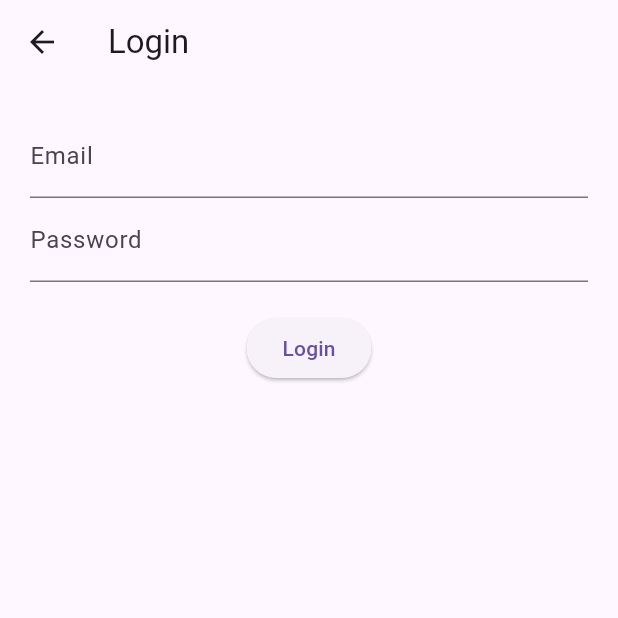
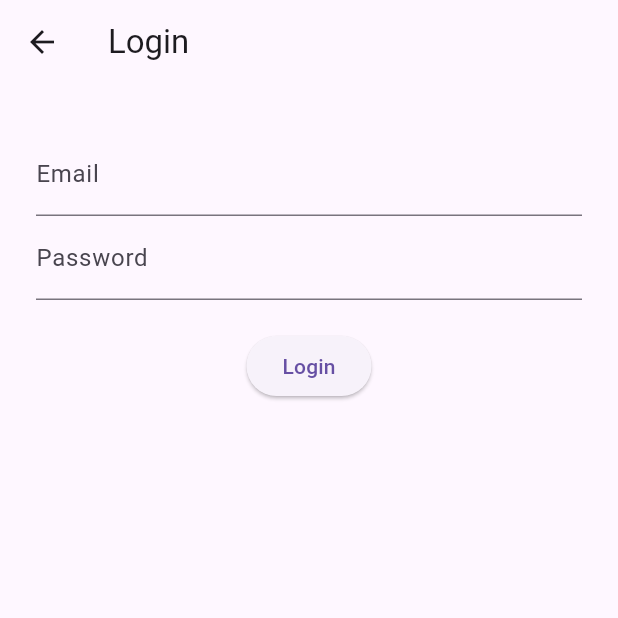
Before and after one commit to Mohitkhanal007/Grocery_store_app, a Flutter app: the screen it shows after launch, after a tap on "Login", on a phone screen of 412 x 824 dp, the top half of it. Run offline on Flutter 3.47's test engine with Material 3 defaults, Android fonts, the phone set to English and light mode, and no system bars.

Commit message:
Improved padding for better layout

```diff
--- a/my_flutter_app/lib/screens/login_screen.dart
+++ b/my_flutter_app/lib/screens/login_screen.dart
@@ -8,7 +8,7 @@ class LoginScreen extends StatelessWidget {
     return Scaffold(
       appBar: AppBar(title: const Text('Login')),
       body: Padding(
-        padding: const EdgeInsets.all(20),
+        padding: const EdgeInsets.symmetric(horizontal: 24, vertical: 32),
         child: Column(
           children: [
             const TextField(
```
